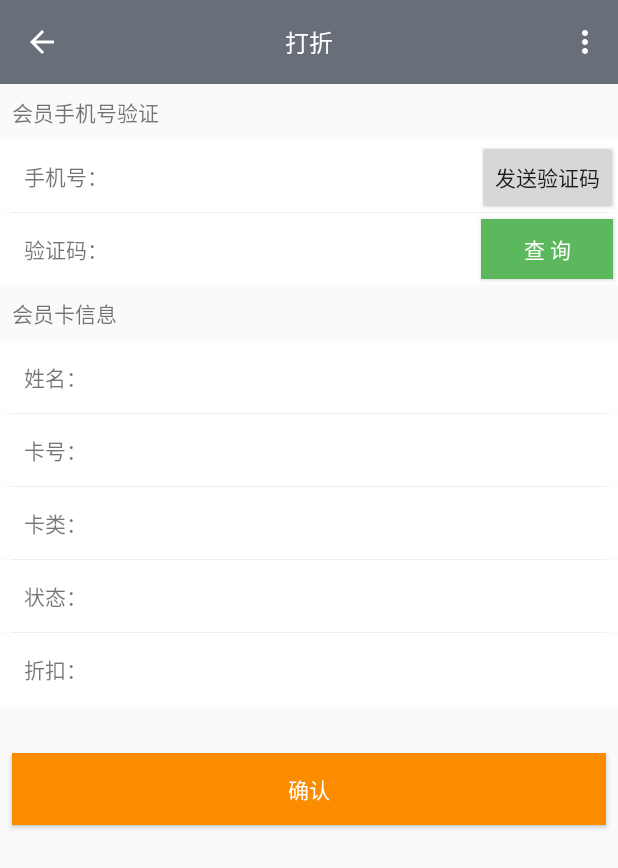
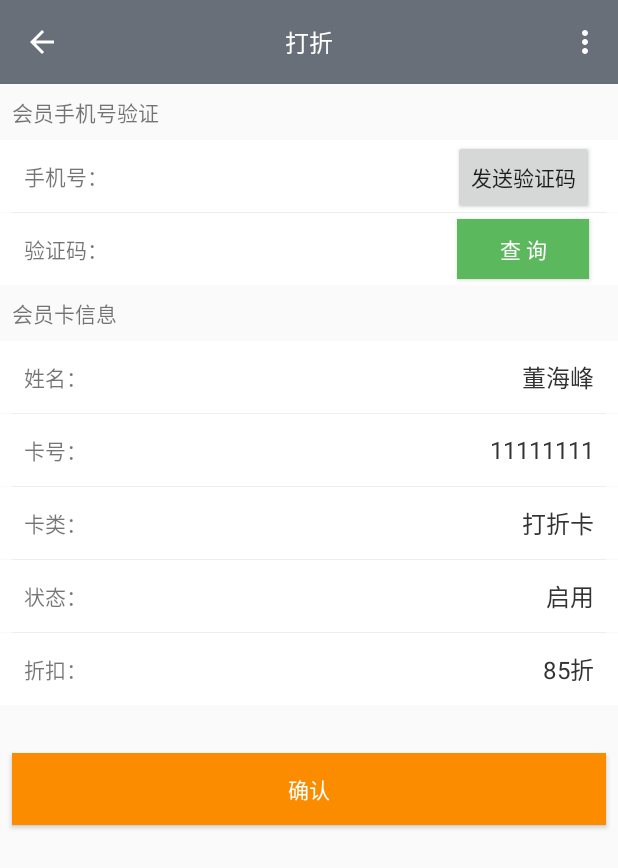
Before and after one commit to DongHaiFengCN/Order, an Android app: the SaleActivity screen opened directly, with no data from a screen before it, on a phone screen of 412 x 824 dp. Shown: the top 868 px of the screen. Run offline under Robolectric (Android 15) with nearby library versions, the phone set to English and light mode, and no system bars; our stand-ins replace ButterKnife; libraries missing offline, so code that uses them is left out: cn.smssdk, cn.smssdk.utils, com.couchbase.lite; 5 statements that could not run were skipped.

Commit message:
Merge branch 'master' of https://github.com/DongHaiFengCN/Order into develop_dong
# Conflicts:
#	app/build.gradle
#	app/src/main/AndroidManifest.xml

```diff
--- a/app/src/main/java/com/zm/order/view/DiscountActivity.java
+++ b/app/src/main/java/com/zm/order/view/DiscountActivity.java
@@ -145,12 +145,12 @@ public class DiscountActivity extends AppCompatActivity {
 
         return (TextUtils.isEmpty(totalTv.getText().toString()))?0:Float.valueOf(totalTv.getText().toString());
     }
-    @Override
+/*    @Override
     public boolean onCreateOptionsMenu(Menu menu) {
         // Inflate the menu; this adds items to the action bar if it is present.
         getMenuInflater().inflate(R.menu.menu_pay, menu);
         return true;
-    }
+    }*/
     @Override
     public boolean onOptionsItemSelected(MenuItem item) {
         switch (item.getItemId()) {
--- a/app/src/main/java/com/zm/order/view/PayActivity.java
+++ b/app/src/main/java/com/zm/order/view/PayActivity.java
@@ -53,6 +53,8 @@ public class PayActivity extends AppCompatActivity {
     TextView totalTv;
     @BindView(R.id.textView)
     TextView textView;
+    @BindView(R.id.associator_tv)
+    TextView associatorTv;
     private AlertDialog.Builder dialog;
     private AlertDialog dg;
     private Intent intent;
@@ -91,8 +93,8 @@ public class PayActivity extends AppCompatActivity {
         bitmap = encodeAsBitmap(alipayId);
 
         total = 32.5f;
-        totalTv.setText(total+"");
-        factTv.setText("实际支付："+total+"元");
+        totalTv.setText(total + "");
+        factTv.setText("实际支付：" + total + "元");
 
     }
 
@@ -130,6 +132,7 @@ public class PayActivity extends AppCompatActivity {
         }
         return super.onOptionsItemSelected(item);
     }
+
     /**
      * onActivityResult的方法获取 扫描回来的 值
      */
@@ -140,9 +143,14 @@ public class PayActivity extends AppCompatActivity {
 
             total = data.getFloatExtra("Total", 0);
 
-            discountTv.setText("- " +(Float.valueOf(totalTv.getText().toString())-total)+"元");
+            discountTv.setText("- " + (Float.valueOf(totalTv.getText().toString()) - total) + "元");
 
-            factTv.setText("实际支付："+total+"元");
+            factTv.setText("实际支付：" + total + "元");
+
+            associator.setEnabled(false);
+            associatorTv.setText("减免后不可选");
+        }else if(requestCode == SALE && resultCode == RESULT_OK){
+
         }
 
     }
--- a/app/src/main/java/com/zm/order/view/SaleActivity.java
+++ b/app/src/main/java/com/zm/order/view/SaleActivity.java
@@ -1,16 +1,15 @@
 package com.zm.order.view;
 
 import android.os.Bundle;
-import android.support.annotation.UiThread;
 import android.support.v7.app.AppCompatActivity;
 import android.support.v7.widget.Toolbar;
 import android.text.TextUtils;
-import android.util.Log;
 import android.view.Menu;
 import android.view.MenuItem;
 import android.view.View;
 import android.widget.Button;
 import android.widget.EditText;
+import android.widget.TextView;
 import android.widget.Toast;
 
 import com.couchbase.lite.Document;
@@ -18,26 +17,8 @@ import com.zm.order.R;
 
 import org.json.JSONObject;
 
-import java.io.BufferedReader;
-import java.io.DataOutputStream;
-import java.io.IOException;
-import java.io.InputStream;
-import java.io.InputStreamReader;
-import java.net.HttpURLConnection;
-import java.net.URL;
-import java.nio.charset.Charset;
-import java.security.SecureRandom;
-import java.security.cert.X509Certificate;
-import java.util.HashMap;
 import java.util.Iterator;
 import java.util.List;
-
-import javax.net.ssl.HostnameVerifier;
-import javax.net.ssl.HttpsURLConnection;
-import javax.net.ssl.SSLContext;
-import javax.net.ssl.SSLSession;
-import javax.net.ssl.TrustManager;
-import javax.net.ssl.X509TrustManager;
 
 import butterknife.BindView;
 import butterknife.ButterKnife;
@@ -63,6 +44,19 @@ public class SaleActivity extends AppCompatActivity {
     @BindView(R.id.etcode)
     EditText etcode;
 
+    @BindView(R.id.name)
+    TextView name;
+    @BindView(R.id.number)
+    TextView number;
+    @BindView(R.id.type)
+    TextView type;
+    @BindView(R.id.status)
+    TextView status;
+    @BindView(R.id.discount)
+    TextView discount;
+    @BindView(R.id.submit_area)
+    Button submitArea;
+
     @Override
     protected void onCreate(Bundle savedInstanceState) {
         super.onCreate(savedInstanceState);
@@ -73,20 +67,31 @@ public class SaleActivity extends AppCompatActivity {
         toolbar.setTitle("");
         setSupportActionBar(toolbar);
         getSupportActionBar().setDisplayHomeAsUpEnabled(true);
-        final IDBManager idbManager = DBFactory.get(DatabaseSource.CouchBase,this);
+        final IDBManager idbManager = DBFactory.get(DatabaseSource.CouchBase, this);
 
         List<Document> list = idbManager.getByClassName("MembersC");
-        if(!list.isEmpty()){
+        if (!list.isEmpty()) {
 
             Iterator iterator = list.iterator();
-            while (iterator.hasNext()){
+            if (iterator.hasNext()) {
 
 
                 Document document = (Document) iterator.next();
 
+
+/*
                 MyLog.e(document.getString("name"));
                 MyLog.e(document.getString("tel"));
-                MyLog.e(document.getString("cardNum"));
+                MyLog.e(document.getString("cardNum"));*/
+
+
+                Tool.bindView(name,document.getString("name"));
+
+                Tool.bindView(number,document.getString("cardNum"));
+
+                Tool.bindView(type,document.getString("cardTypeId"));
+
+                Tool.bindView(status,document.getInt("status") + "");
 
             }
 
@@ -114,20 +119,32 @@ public class SaleActivity extends AppCompatActivity {
 
                                 Document document = idbManager.getMembers(etAmountphone.getText().toString());
 
-                                    if(Tool.isNotEmpty(document)){
+                                if (Tool.isNotEmpty(document)) {
 
 
+                                 /*   MyLog.e(document.getString("name"));
+                                    MyLog.e(document.getString("cardNum"));
+                                    MyLog.e(document.getString("cardTypeId"));
+                                    MyLog.e(document.getInt("status") + "");*/
+
+                                    Tool.bindView(name,document.getString("name"));
+
+                                    Tool.bindView(number,document.getString("cardNum"));
+
+                                    Tool.bindView(type,document.getString("cardTypeId"));
+
+                                    Tool.bindView(status,document.getInt("status") + "");
+
+/*
+                                    name.setText(document.getString("name"));
+                                    number.setText(document.getString("cardNum"));
+                                    type.setText(document.getString("cardTypeId"));
+                                    status.setText(document.getInt("status") + "");*/
 
 
-                                        MyLog.e(document.getString("name"));
-                                        MyLog.e(document.getString("cardNum"));
-                                        MyLog.e(document.getString("cardTypeId"));
-                                        MyLog.e(document.getInt("status")+"");
+                                } else {
 
-
-                                    }else {
-
-                                        Toast.makeText(SaleActivity.this,"用户不存在！",Toast.LENGTH_SHORT).show();
+                                    Toast.makeText(SaleActivity.this, "用户不存在！", Toast.LENGTH_SHORT).show();
 
                                 }
 
@@ -136,22 +153,21 @@ public class SaleActivity extends AppCompatActivity {
                         });
 
 
-
-                        }else if (event == SMSSDK.EVENT_GET_VERIFICATION_CODE){
+                    } else if (event == SMSSDK.EVENT_GET_VERIFICATION_CODE) {
                         //获取验证码成功
 
                         runOnUiThread(new Runnable() {
                             @Override
                             public void run() {
 
-                                    Toast.makeText(SaleActivity.this,"获取验证码成功！",Toast.LENGTH_SHORT).show();
+                                Toast.makeText(SaleActivity.this, "获取验证码成功！", Toast.LENGTH_SHORT).show();
                             }
                         });
 
                         //  MyLog.e("获取验证码成功");
                     }
 
-                    }else if(data instanceof Throwable){
+                } else if (data instanceof Throwable) {
 
 
                     try {
@@ -161,13 +177,13 @@ public class SaleActivity extends AppCompatActivity {
                         JSONObject object = new JSONObject(throwable.getMessage());
                         final String des = object.optString("detail");
                         if (!TextUtils.isEmpty(des)) {
-                                MyLog.e("错误信息！"+des);
+                            MyLog.e("错误信息！" + des);
 
                             runOnUiThread(new Runnable() {
                                 @Override
                                 public void run() {
 
-                                        Toast.makeText(SaleActivity.this,des,Toast.LENGTH_SHORT).show();
+                                    Toast.makeText(SaleActivity.this, des, Toast.LENGTH_SHORT).show();
                                 }
                             });
                             return;
@@ -194,25 +210,24 @@ public class SaleActivity extends AppCompatActivity {
     public void onClick(View view) {
         switch (view.getId()) {
             case R.id.submitphone:
-                if(TextUtils.isEmpty(etAmountphone.getText().toString())){
+                if (TextUtils.isEmpty(etAmountphone.getText().toString())) {
 
                     etAmountphone.setError("号码不能为空");
 
-                }else {
+                } else {
 
-                    SMSSDK.getVerificationCode("86",etAmountphone.getText().toString());
+                    SMSSDK.getVerificationCode("86", etAmountphone.getText().toString());
                 }
-
 
 
                 break;
             case R.id.submitcode:
 
-                if(TextUtils.isEmpty(etcode.getText().toString())){
+                if (TextUtils.isEmpty(etcode.getText().toString())) {
 
                     etcode.setError("验证码不能为空！");
 
-                }else {
+                } else {
 
                     SMSSDK.submitVerificationCode("+86", etAmountphone.getText().toString(), etcode.getText().toString());
 
@@ -220,8 +235,10 @@ public class SaleActivity extends AppCompatActivity {
                 break;
         }
     }
+
     /**
      * 发起https 请求
+     *
      * @param
      * @param
      * @return
@@ -317,6 +334,7 @@ public class SaleActivity extends AppCompatActivity {
         getMenuInflater().inflate(R.menu.menu_pay, menu);
         return true;
     }
+
     @Override
     public boolean onOptionsItemSelected(MenuItem item) {
         switch (item.getItemId()) {
@@ -331,4 +349,8 @@ public class SaleActivity extends AppCompatActivity {
         }
         return super.onOptionsItemSelected(item);
     }
+
+    @OnClick(R.id.submit_area)
+    public void onClick() {
     }
+}
--- a/app/src/main/java/untils/Tool.java
+++ b/app/src/main/java/untils/Tool.java
@@ -1,6 +1,11 @@
 package untils;
 
 import android.text.TextUtils;
+import android.view.View;
+import android.widget.EditText;
+import android.widget.TextView;
+
+import org.w3c.dom.Text;
 
 import java.util.List;
 
@@ -38,4 +43,36 @@ public class Tool {
         }
         return true;
     }
+
+    public static void bindView(View view,String value){
+
+
+     if(view instanceof TextView){
+
+
+        if(TextUtils.isEmpty(value)){
+
+             ((TextView) view).setText("");
+
+         }else{
+
+             ((TextView) view).setText(value);
+         }
+
+
+     }else if(view instanceof EditText) {
+
+
+         if(TextUtils.isEmpty(value)){
+
+             ((EditText) view).setText("");
+
+         }else {
+
+             ((EditText) view).setText(value);
+         }
+     }
+
+
+    }
 }
--- a/app/src/main/res/layout/activity_pay.xml
+++ b/app/src/main/res/layout/activity_pay.xml
@@ -106,6 +106,7 @@
             android:typeface="monospace"
             android:layout_height="match_parent" />
         <TextView
+            android:id="@+id/associator_tv"
             android:layout_width="0dp"
             android:layout_height="match_parent"
             android:layout_weight="1"
@@ -114,7 +115,6 @@
             android:textSize="16sp"
             android:paddingRight="16dp"
             android:textColor="@color/grey_color1"
-            android:text="八折"
             />
 
         <ImageView
@@ -141,7 +141,6 @@
         android:layout_width="match_parent"
         android:layout_height="@dimen/viewhight"
         android:orientation="horizontal"
-
         android:clickable="true"
         >
 
@@ -153,7 +152,7 @@
             android:gravity="left|center"
             android:typeface="monospace"
             android:paddingLeft="16dp"
-            android:text="账单优惠" />
+            android:text="账单减免" />
 
         <TextView
             android:id="@+id/discount_tv"
@@ -165,7 +164,6 @@
             android:textSize="16sp"
             android:paddingRight="16dp"
             android:textColor="@color/grey_color1"
-            android:text="0.0元"
             />
 
         <ImageView
--- a/app/src/main/res/layout/activity_sale.xml
+++ b/app/src/main/res/layout/activity_sale.xml
@@ -80,6 +80,7 @@
                 android:id="@+id/submitphone"
                 android:layout_width="wrap_content"
                 android:layout_height="50dp"
+                android:layout_marginRight="16dp"
                 android:text="发送验证码" />
         </LinearLayout>
 
@@ -117,7 +118,7 @@
                 android:layout_width="wrap_content"
                 android:layout_height="40dp"
                 android:textColor="@color/md_white"
-                android:layout_marginRight="3dp"
+                android:layout_marginRight="19dp"
                 android:layout_gravity="center|right"
                 android:background="@drawable/background_sale_select"
                 android:text="查 询" />
@@ -127,10 +128,9 @@
     <LinearLayout
         android:layout_width="match_parent"
         android:layout_height="wrap_content"
-        android:orientation="vertical"
         android:focusable="true"
         android:focusableInTouchMode="true"
-        >
+        android:orientation="vertical">
 
         <TextView
             android:layout_width="match_parent"
@@ -159,7 +159,12 @@
                 android:layout_width="0dp"
                 android:layout_height="match_parent"
                 android:layout_weight="1"
-                android:background="@color/md_white" />
+                android:background="@color/md_white"
+                android:gravity="right|center"
+                android:paddingRight="16dp"
+                android:text="董海峰"
+                android:textColor="@color/grey_color1"
+                android:textSize="16sp" />
 
         </LinearLayout>
 
@@ -189,15 +194,22 @@
                 android:layout_width="0dp"
                 android:layout_height="match_parent"
                 android:layout_weight="1"
-                android:background="@color/md_white" />
+                android:background="@color/md_white"
+                android:gravity="right|center"
+                android:paddingRight="16dp"
+                android:text="11111111"
+                android:textColor="@color/grey_color1"
+                android:textSize="16sp" />
 
         </LinearLayout>
+
         <ImageView
             android:layout_width="match_parent"
             android:layout_height="wrap_content"
             android:paddingLeft="8dp"
             android:paddingRight="8dp"
             android:src="@drawable/divider" />
+
         <LinearLayout
             android:layout_width="match_parent"
             android:layout_height="48dp"
@@ -217,7 +229,12 @@
                 android:layout_width="0dp"
                 android:layout_height="match_parent"
                 android:layout_weight="1"
-                android:background="@color/md_white" />
+                android:background="@color/md_white"
+                android:gravity="right|center"
+                android:paddingRight="16dp"
+                android:text="打折卡"
+                android:textColor="@color/grey_color1"
+                android:textSize="16sp" />
 
         </LinearLayout>
 
@@ -247,16 +264,23 @@
                 android:layout_width="0dp"
                 android:layout_height="match_parent"
                 android:layout_weight="1"
-                android:background="@color/md_white" />
+                android:background="@color/md_white"
+                android:gravity="right|center"
+                android:paddingRight="16dp"
+                android:text="启用"
+                android:textColor="@color/grey_color1"
+                android:textSize="16sp" />
 
 
         </LinearLayout>
+
         <ImageView
             android:layout_width="match_parent"
             android:layout_height="wrap_content"
             android:paddingLeft="8dp"
             android:paddingRight="8dp"
             android:src="@drawable/divider" />
+
         <LinearLayout
             android:layout_width="match_parent"
             android:layout_height="48dp"
@@ -276,15 +300,19 @@
                 android:layout_width="0dp"
                 android:layout_height="match_parent"
                 android:layout_weight="1"
-                android:background="@color/md_white" />
+                android:background="@color/md_white"
+                android:gravity="right|center"
+                android:paddingRight="16dp"
+                android:text="85折"
+                android:textColor="@color/grey_color1"
+                android:textSize="16sp" />
 
 
         </LinearLayout>
 
 
+    </LinearLayout>
 
-
-    </LinearLayout>
     <Button
         android:id="@+id/submit_area"
         android:layout_width="match_parent"
```
Lines whose indentation alone changed are shown as unchanged.
